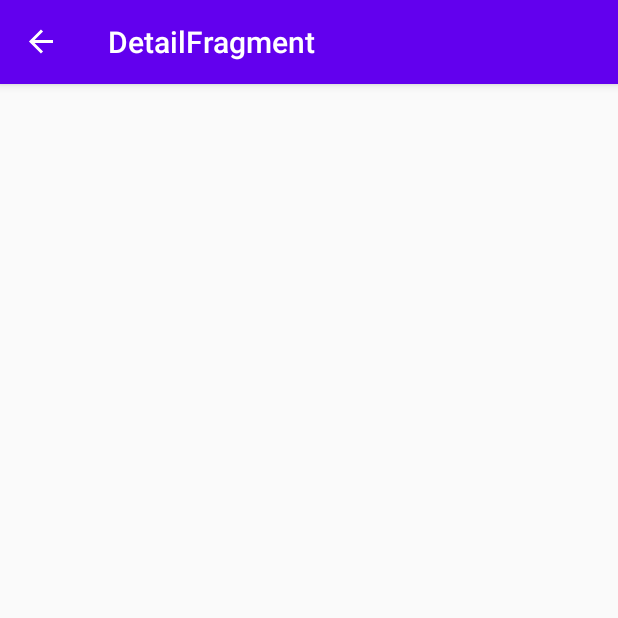
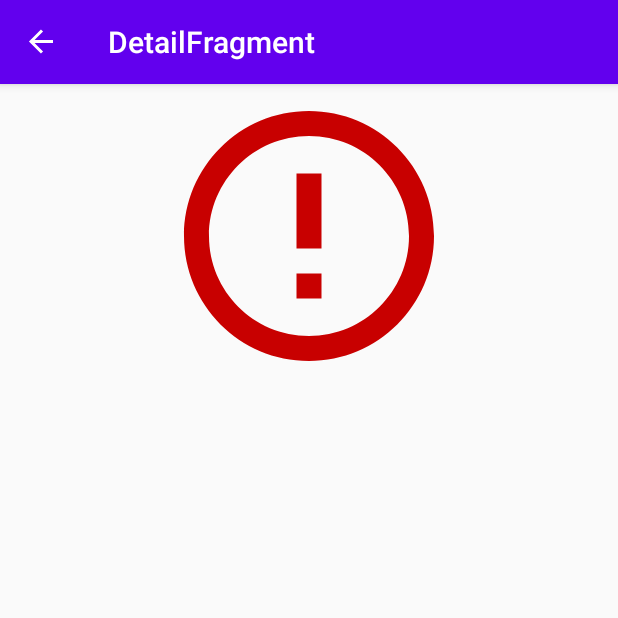
Before and after one commit to 1jGabriel/jetpack-masterclass-course, an Android app: the DetailFragment screen opened through its navigation route, on a phone screen of 412 x 824 dp, the top half of it. Run offline under Robolectric (Android 15) with nearby library versions, the phone set to English and light mode, and no system bars; our stand-ins replace Room's generated code, RxJava, data binding, navigation-ui; network calls fail; pictures from the network do not load.

Commit message:
Data Binding- Part 49 - Added databinding to detail fragment

```diff
--- a/app/src/main/java/com/aupp/view/DetailFragment.kt
+++ b/app/src/main/java/com/aupp/view/DetailFragment.kt
@@ -4,13 +4,13 @@ import android.os.Bundle
 import android.view.LayoutInflater
 import android.view.View
 import android.view.ViewGroup
+import androidx.databinding.DataBindingUtil
 import androidx.fragment.app.Fragment
 import androidx.lifecycle.Observer
 import androidx.lifecycle.ViewModelProviders
 import com.aupp.R
-import com.aupp.util.extensions.loadImage
+import com.aupp.databinding.FragmentDetailBinding
 import com.aupp.viewmodel.DetailViewModel
-import kotlinx.android.synthetic.main.fragment_detail.*
 
 class DetailFragment : Fragment() {
 
@@ -18,11 +18,14 @@ class DetailFragment : Fragment() {
 
     private var uid = 0
 
+    private lateinit var dataBinding: FragmentDetailBinding
+
     override fun onCreateView(
         inflater: LayoutInflater, container: ViewGroup?,
         savedInstanceState: Bundle?
     ): View? {
-        return inflater.inflate(R.layout.fragment_detail, container, false)
+        dataBinding = DataBindingUtil.inflate(inflater, R.layout.fragment_detail, container, false)
+        return dataBinding.root
     }
 
     override fun onViewCreated(view: View, savedInstanceState: Bundle?) {
@@ -39,13 +42,7 @@ class DetailFragment : Fragment() {
 
     private fun observeViewModel() {
         viewModel.dog.observe(viewLifecycleOwner, Observer { dog ->
-            dog?.let {
-                image.loadImage(dog.imageUrl)
-                dogBreed.text = dog.dogBreed
-                txtTemperament.text = dog.temperament
-                txtLifespan.text = dog.lifeSpan
-                txtPurpose.text = dog.bredFor
-            }
+            dataBinding.dog = dog
         })
     }
 }
--- a/app/src/main/res/layout/fragment_detail.xml
+++ b/app/src/main/res/layout/fragment_detail.xml
@@ -2,6 +2,13 @@
 <layout xmlns:android="http://schemas.android.com/apk/res/android"
     xmlns:app="http://schemas.android.com/apk/res-auto"
     xmlns:tools="http://schemas.android.com/tools">
+
+    <data>
+
+        <variable
+            name="dog"
+            type="com.aupp.model.DogBreed" />
+    </data>
 
     <androidx.constraintlayout.widget.ConstraintLayout
         android:layout_width="match_parent"
@@ -14,6 +21,7 @@
             android:layout_height="wrap_content"
             android:minHeight="200dp"
             android:scaleType="fitCenter"
+            android:imageUrl="@{dog.imageUrl}"
             app:layout_constraintEnd_toEndOf="parent"
             app:layout_constraintStart_toStartOf="parent"
             app:layout_constraintTop_toTopOf="parent" />
@@ -24,6 +32,7 @@
             android:layout_width="wrap_content"
             android:layout_height="wrap_content"
             android:layout_margin="4dp"
+            android:text="@{dog.dogBreed}"
             app:layout_constraintEnd_toEndOf="parent"
             app:layout_constraintStart_toStartOf="parent"
             app:layout_constraintTop_toBottomOf="@id/image" />
@@ -34,6 +43,7 @@
             android:layout_width="wrap_content"
             android:layout_height="wrap_content"
             android:layout_margin="4dp"
+            android:text="@{dog.bredFor}"
             app:layout_constraintEnd_toEndOf="parent"
             app:layout_constraintStart_toStartOf="parent"
             app:layout_constraintTop_toBottomOf="@id/dogBreed" />
@@ -44,6 +54,7 @@
             android:layout_width="wrap_content"
             android:layout_height="wrap_content"
             android:layout_margin="4dp"
+            android:text="@{dog.temperament}"
             app:layout_constraintEnd_toEndOf="parent"
             app:layout_constraintStart_toStartOf="parent"
             app:layout_constraintTop_toBottomOf="@id/txtPurpose" />
@@ -53,6 +64,7 @@
             style="@style/Description"
             android:layout_width="wrap_content"
             android:layout_height="wrap_content"
+            android:text="@{dog.lifeSpan}"
             android:layout_margin="4dp"
             app:layout_constraintEnd_toEndOf="parent"
             app:layout_constraintStart_toStartOf="parent"
```
